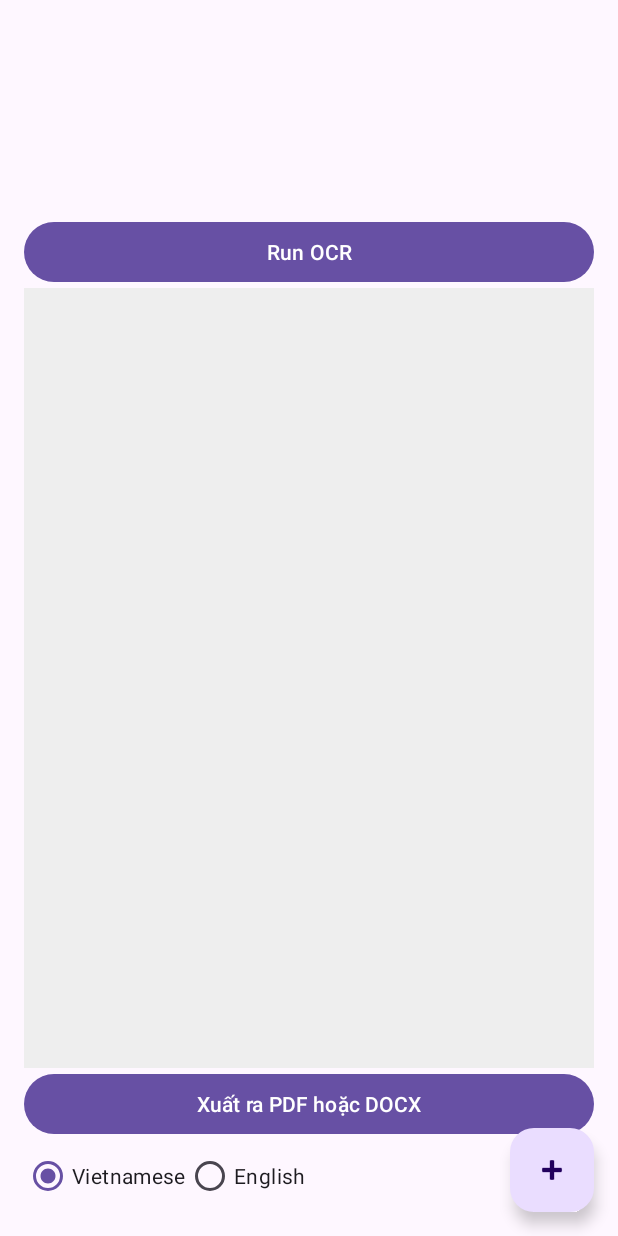
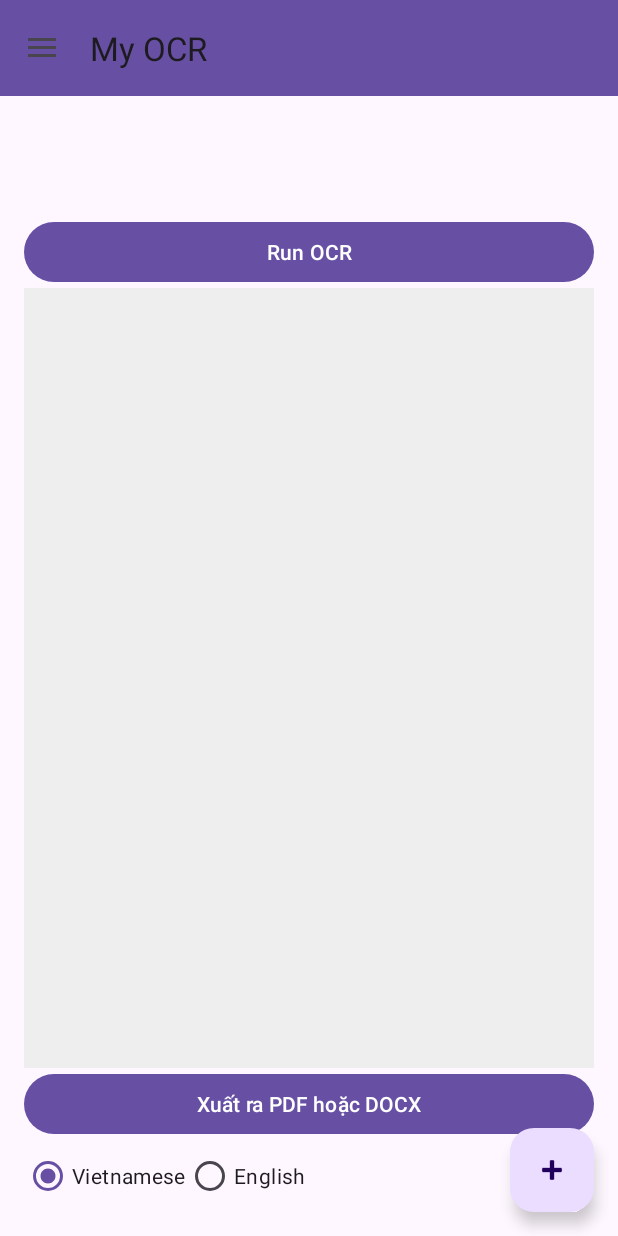
Before and after one commit to toando0212/MyOCR, an Android app: the MainActivity screen opened directly, with no data from a screen before it, on a phone screen of 412 x 824 dp. Run offline under Robolectric (Android 15) with nearby library versions, the phone set to English and light mode, and no system bars; pictures from the network do not load.

Commit message:
update UI

```diff
--- a/app/src/main/java/com/example/myocr/MainActivity.java
+++ b/app/src/main/java/com/example/myocr/MainActivity.java
@@ -4,12 +4,14 @@ import android.Manifest;
 import android.content.ContentValues;
 import android.content.Intent;
 import android.content.pm.PackageManager;
+import android.content.res.Configuration;
 import android.database.Cursor;
 import android.graphics.Bitmap;
 import android.net.Uri;
 import android.os.Build;
 import android.os.Bundle;
 import android.provider.MediaStore;
+import android.view.MenuItem;
 import android.view.View;
 import android.widget.Button;
 import android.widget.ProgressBar;
@@ -21,13 +23,17 @@ import androidx.activity.result.ActivityResultLauncher;
 import androidx.activity.result.contract.ActivityResultContracts;
 import androidx.annotation.NonNull;
 import androidx.appcompat.app.AlertDialog;
+import androidx.appcompat.app.ActionBarDrawerToggle;
 import androidx.appcompat.app.AppCompatActivity;
 import androidx.core.app.ActivityCompat;
 import androidx.core.content.ContextCompat;
+import androidx.drawerlayout.widget.DrawerLayout;
 import androidx.recyclerview.widget.LinearLayoutManager;
 import androidx.recyclerview.widget.RecyclerView;
+import androidx.appcompat.widget.Toolbar;
 
 import com.google.android.material.floatingactionbutton.FloatingActionButton;
+import com.google.android.material.navigation.NavigationView;
 
 import java.io.File;
 import java.io.FileOutputStream;
@@ -56,10 +62,16 @@ public class MainActivity extends AppCompatActivity {
     private ActivityResultLauncher<Intent> pickImageLauncher;
     private ActivityResultLauncher<Intent> captureImageLauncher;
 
+    private DrawerLayout drawerLayout;
+    private ActionBarDrawerToggle toggle;
+
     @Override
     protected void onCreate(Bundle savedInstanceState) {
         super.onCreate(savedInstanceState);
         setContentView(R.layout.activity_main);
+
+        Toolbar toolbar = findViewById(R.id.toolbar);
+        setSupportActionBar(toolbar);
 
         imageRecyclerView = findViewById(R.id.imageRecyclerView);
         btnRunOcr = findViewById(R.id.btnRunOcr);
@@ -117,6 +129,44 @@ public class MainActivity extends AppCompatActivity {
         // Set progress bar to indeterminate mode
         progressBar.setIndeterminate(true);
         progressBar.setVisibility(View.GONE);
+
+        drawerLayout = findViewById(R.id.drawer_layout);
+        NavigationView navigationView = findViewById(R.id.nav_view);
+
+        toggle = new ActionBarDrawerToggle(this, drawerLayout, toolbar, R.string.navigation_drawer_open, R.string.navigation_drawer_close);
+        drawerLayout.addDrawerListener(toggle);
+
+        getSupportActionBar().setDisplayHomeAsUpEnabled(true);
+
+        navigationView.setNavigationItemSelectedListener(item -> {
+            int id = item.getItemId();
+            if (id == R.id.nav_history) {
+                // Handle history action
+                Toast.makeText(MainActivity.this, "History selected", Toast.LENGTH_SHORT).show();
+            }
+            drawerLayout.closeDrawers();
+            return true;
+        });
+    }
+
+    @Override
+    protected void onPostCreate(Bundle savedInstanceState) {
+        super.onPostCreate(savedInstanceState);
+        toggle.syncState();
+    }
+
+    @Override
+    public void onConfigurationChanged(@NonNull Configuration newConfig) {
+        super.onConfigurationChanged(newConfig);
+        toggle.onConfigurationChanged(newConfig);
+    }
+
+    @Override
+    public boolean onOptionsItemSelected(@NonNull MenuItem item) {
+        if (toggle.onOptionsItemSelected(item)) {
+            return true;
+        }
+        return super.onOptionsItemSelected(item);
     }
 
     private void showImageSourceDialog() {
@@ -235,7 +285,7 @@ public class MainActivity extends AppCompatActivity {
                     .build();
 
             Request request = new Request.Builder()
-                    .url("http://192.168.1.132:5000/classify")
+                    .url("http://192.168.1.229:5000/classify")
                     .post(requestBody)
                     .build();
 
@@ -282,7 +332,7 @@ public class MainActivity extends AppCompatActivity {
                 .build();
 
         Request request = new Request.Builder()
-                .url("http://192.168.1.132:5000/classify")
+                .url("http://192.168.1.229:5000/classify")
                 .post(requestBody)
                 .build();
 
--- a/app/src/main/res/layout/activity_main.xml
+++ b/app/src/main/res/layout/activity_main.xml
@@ -1,4 +1,11 @@
 <?xml version="1.0" encoding="utf-8"?>
+<androidx.drawerlayout.widget.DrawerLayout xmlns:android="http://schemas.android.com/apk/res/android"
+    xmlns:app="http://schemas.android.com/apk/res-auto"
+    xmlns:tools="http://schemas.android.com/tools"
+    android:layout_width="match_parent"
+    android:layout_height="match_parent"
+    android:id="@+id/drawer_layout">
+
     <androidx.coordinatorlayout.widget.CoordinatorLayout xmlns:android="http://schemas.android.com/apk/res/android"
         xmlns:app="http://schemas.android.com/apk/res-auto"
         xmlns:tools="http://schemas.android.com/tools"
@@ -6,6 +13,13 @@
         android:layout_height="match_parent"
         android:fitsSystemWindows="true"
         tools:context=".MainActivity">
+
+        <androidx.appcompat.widget.Toolbar
+            android:id="@+id/toolbar"
+            android:layout_width="match_parent"
+            android:layout_height="?attr/actionBarSize"
+            android:background="?attr/colorPrimary"
+            app:popupTheme="@style/Theme.AppCompat.Light" />
 
         <LinearLayout
             android:id="@+id/main_content"
@@ -85,3 +99,12 @@
             app:srcCompat="@android:drawable/ic_input_add" />
 
     </androidx.coordinatorlayout.widget.CoordinatorLayout>
+
+    <com.google.android.material.navigation.NavigationView
+        android:id="@+id/nav_view"
+        android:layout_width="wrap_content"
+        android:layout_height="match_parent"
+        android:layout_gravity="start"
+        app:menu="@menu/drawer_menu" />
+
+</androidx.drawerlayout.widget.DrawerLayout>
--- /dev/null
+++ b/app/src/main/res/menu/drawer_menu.xml
@@ -0,0 +1,8 @@
+<?xml version="1.0" encoding="utf-8"?>
+<menu xmlns:android="http://schemas.android.com/apk/res/android">
+    <item
+        android:id="@+id/nav_history"
+        android:title="History"
+        android:icon="@android:drawable/ic_menu_recent_history" />
+    <!-- Add more items here as needed -->
+</menu>
--- a/app/src/main/res/menu/menu_main.xml
+++ b/app/src/main/res/menu/menu_main.xml
@@ -7,4 +7,8 @@
         android:orderInCategory="100"
         android:title="@string/action_settings"
         app:showAsAction="never" />
+    <item
+        android:id="@+id/nav_history"
+        android:title="History"
+        android:icon="@android:drawable/ic_menu_recent_history" />
 </menu>
--- a/app/src/main/res/values/strings.xml
+++ b/app/src/main/res/values/strings.xml
@@ -7,6 +7,8 @@
     <string name="next">Next</string>
     <string name="previous">Previous</string>
     <string name="add">Add</string>
+    <string name="navigation_drawer_open">Open navigation drawer</string>
+    <string name="navigation_drawer_close">Close navigation drawer</string>
 
     <string name="lorem_ipsum">
         Lorem ipsum dolor sit amet, consectetur adipiscing elit. Nam in scelerisque sem. Mauris
--- a/app/src/main/res/xml/network_security_config.xml
+++ b/app/src/main/res/xml/network_security_config.xml
@@ -2,7 +2,7 @@
 <network-security-config>
     <domain-config cleartextTrafficPermitted="true">
 
-        <domain includeSubdomains="true">192.168.1.132</domain>
+        <domain includeSubdomains="true">192.168.1.229</domain>
         <domain includeSubdomains="true">10.0.2.2</domain>
     </domain-config>
 </network-security-config>
```
Also changed, not shown: app/src/main/java/com/example/myocr/LoginActivity.java (+11 -3 lines), app/src/main/res/layout/activity_login.xml (+7 -0 lines), 1 other file. Lines whose indentation alone changed are shown as unchanged.
